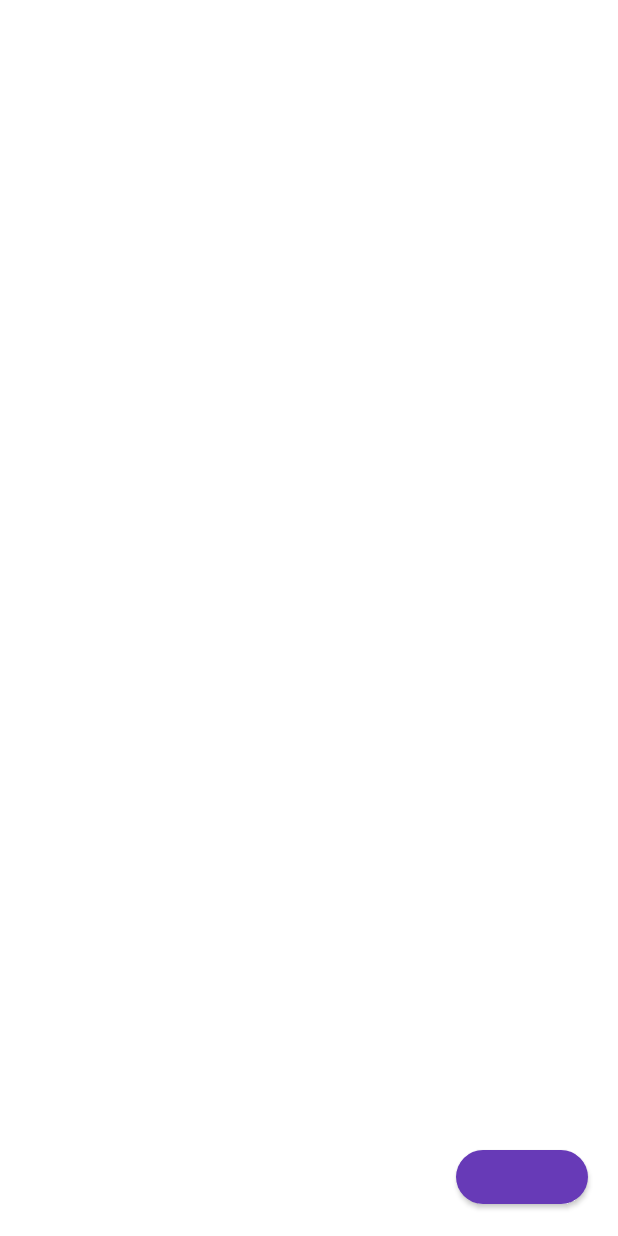
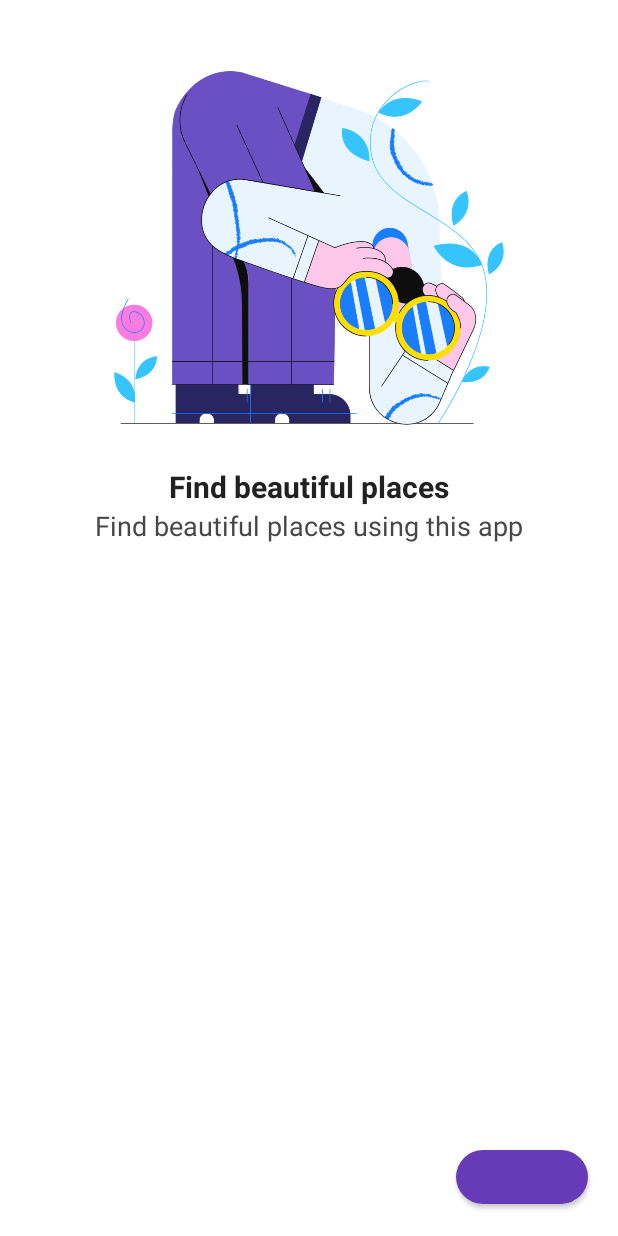
Before and after one commit to dmitry-kuchura/city-places, an Android app: the screen it shows after launch (OnBoardingActivity), on a phone screen of 412 x 824 dp. Run offline under Robolectric (Android 15) with nearby library versions, the phone set to English and light mode, and no system bars.

Commit message:
add tutorial screen

```diff
--- a/app/src/main/java/com/dmytro/kuchura/cityplaces/OnBoardingActivity.java
+++ b/app/src/main/java/com/dmytro/kuchura/cityplaces/OnBoardingActivity.java
@@ -2,12 +2,50 @@ package com.dmytro.kuchura.cityplaces;
 
 import androidx.appcompat.app.AppCompatActivity;
 import android.os.Bundle;
+import androidx.viewpager2.widget.ViewPager2;
+import com.dmytro.kuchura.cityplaces.adapters.OnBoardingAdapter;
+import com.dmytro.kuchura.cityplaces.models.OnBoardingItem;
+
+import java.util.ArrayList;
+import java.util.List;
 
 public class OnBoardingActivity extends AppCompatActivity {
+
+    private OnBoardingAdapter onBoardingAdapter;
 
     @Override
     protected void onCreate(Bundle savedInstanceState) {
         super.onCreate(savedInstanceState);
         setContentView(R.layout.activity_on_boarding);
+
+        setupOnBoardingItems();
+
+        ViewPager2 onBoardingViewPager = findViewById(R.id.onBoardingViewPager);
+        onBoardingViewPager.setAdapter(onBoardingAdapter);
+    }
+
+    private void setupOnBoardingItems() {
+        List<OnBoardingItem> onBoardingItems = new ArrayList<>();
+
+        OnBoardingItem searching = new OnBoardingItem();
+        searching.setTitle("Find beautiful places");
+        searching.setDescription("Find beautiful places using this app");
+        searching.setImage(R.drawable.searching);
+
+        OnBoardingItem vlog = new OnBoardingItem();
+        vlog.setTitle("Find palaces for vlog");
+        vlog.setDescription("Find palaces for vlog using this app");
+        vlog.setImage(R.drawable.vlog);
+
+        OnBoardingItem shopping = new OnBoardingItem();
+        shopping.setTitle("Find palaces for shopping");
+        shopping.setDescription("Find palaces for shopping using this app");
+        shopping.setImage(R.drawable.shopping);
+
+        onBoardingItems.add(searching);
+        onBoardingItems.add(vlog);
+        onBoardingItems.add(shopping);
+
+        onBoardingAdapter = new OnBoardingAdapter(onBoardingItems);
     }
 }
--- /dev/null
+++ b/app/src/main/java/com/dmytro/kuchura/cityplaces/adapters/OnBoardingAdapter.java
@@ -0,0 +1,64 @@
+package com.dmytro.kuchura.cityplaces.adapters;
+
+import android.view.LayoutInflater;
+import android.view.View;
+import android.view.ViewGroup;
+import android.widget.ImageView;
+import android.widget.TextView;
+import androidx.annotation.NonNull;
+import androidx.recyclerview.widget.RecyclerView;
+import com.dmytro.kuchura.cityplaces.R;
+import com.dmytro.kuchura.cityplaces.models.OnBoardingItem;
+import org.jetbrains.annotations.NotNull;
+
+import java.util.List;
+
+public class OnBoardingAdapter extends RecyclerView.Adapter<OnBoardingAdapter.OnBoardingViewHolder> {
+
+    private List<OnBoardingItem> onBoardingItems;
+
+    public OnBoardingAdapter(List<OnBoardingItem> onBoardingItems) {
+        this.onBoardingItems = onBoardingItems;
+    }
+
+    @NonNull
+    @NotNull
+    @Override
+    public OnBoardingViewHolder onCreateViewHolder(@NonNull @NotNull ViewGroup parent, int viewType) {
+        return new OnBoardingViewHolder(
+                LayoutInflater.from(parent.getContext()).inflate(
+                        R.layout.item_container_onboarding, parent, false
+                )
+        );
+    }
+
+    @Override
+    public void onBindViewHolder(@NonNull @NotNull OnBoardingViewHolder holder, int position) {
+        holder.setOnBoardingData(onBoardingItems.get(position));
+    }
+
+    @Override
+    public int getItemCount() {
+        return onBoardingItems.size();
+    }
+
+    class OnBoardingViewHolder extends RecyclerView.ViewHolder {
+        private final TextView textTitle;
+        private final TextView textDescription;
+        private final ImageView imageOnBoarding;
+
+        public OnBoardingViewHolder(@NonNull View itemView) {
+            super(itemView);
+
+            textTitle = itemView.findViewById(R.id.textTitle);
+            textDescription = itemView.findViewById(R.id.textDescription);
+            imageOnBoarding = itemView.findViewById(R.id.imageOnBoarding);
+        }
+
+        void setOnBoardingData(OnBoardingItem onBoardingItem) {
+            textTitle.setText(onBoardingItem.getTitle());
+            textDescription.setText(onBoardingItem.getDescription());
+            imageOnBoarding.setImageResource(onBoardingItem.getImage());
+        }
+    }
+}
--- /dev/null
+++ b/app/src/main/java/com/dmytro/kuchura/cityplaces/models/OnBoardingItem.java
@@ -0,0 +1,32 @@
+package com.dmytro.kuchura.cityplaces.models;
+
+public class OnBoardingItem {
+
+    private int image;
+    private String title;
+    private String description;
+
+    public int getImage() {
+        return image;
+    }
+
+    public void setImage(int image) {
+        this.image = image;
+    }
+
+    public String getTitle() {
+        return title;
+    }
+
+    public void setTitle(String title) {
+        this.title = title;
+    }
+
+    public String getDescription() {
+        return description;
+    }
+
+    public void setDescription(String description) {
+        this.description = description;
+    }
+}
--- a/app/src/main/res/drawable/on_boarding_indicator_active.xml
+++ b/app/src/main/res/drawable/on_boarding_indicator_active.xml
@@ -1,7 +1,7 @@
 <?xml version="1.0" encoding="utf-8"?>
 <shape xmlns:android="http://schemas.android.com/apk/res/android"
-       android:shape="oval">
-    <solid android:color="@color/onBoardingIndicatorInactive"/>
-    <size android:width="8dp" android:height="8dp"/>
-
+       android:shape="rectangle">
+    <size android:width="18dp" android:height="8dp"/>
+    <corners android:radius="25dp"/>
+    <solid android:color="@color/colorPrimary"/>
 </shape>
--- /dev/null
+++ b/app/src/main/res/drawable/on_boarding_indicator_inactive.xml
@@ -0,0 +1,6 @@
+<?xml version="1.0" encoding="utf-8"?>
+<shape xmlns:android="http://schemas.android.com/apk/res/android"
+       android:shape="oval">
+    <solid android:color="@color/colorInactive"/>
+    <size android:width="8dp" android:height="8dp"/>
+</shape>
--- a/app/src/main/res/values/colors.xml
+++ b/app/src/main/res/values/colors.xml
@@ -10,6 +10,8 @@
     <color name="colorTextSecondary">#474747</color>
     <color name="colorWhite">#FFFFFF</color>
     <color name="colorGreen">#32CD32</color>
+
+    <color name="colorInactive">#7CBFFA</color>
 
     <color name="lightWhite">#f2f5f8</color>
     <color name="white">#fff</color>
```
Also changed, not shown: app/src/main/res/drawable/searching.png (added), app/src/main/res/drawable/shopping.png (added), app/src/main/res/drawable/vlog.png (added).
